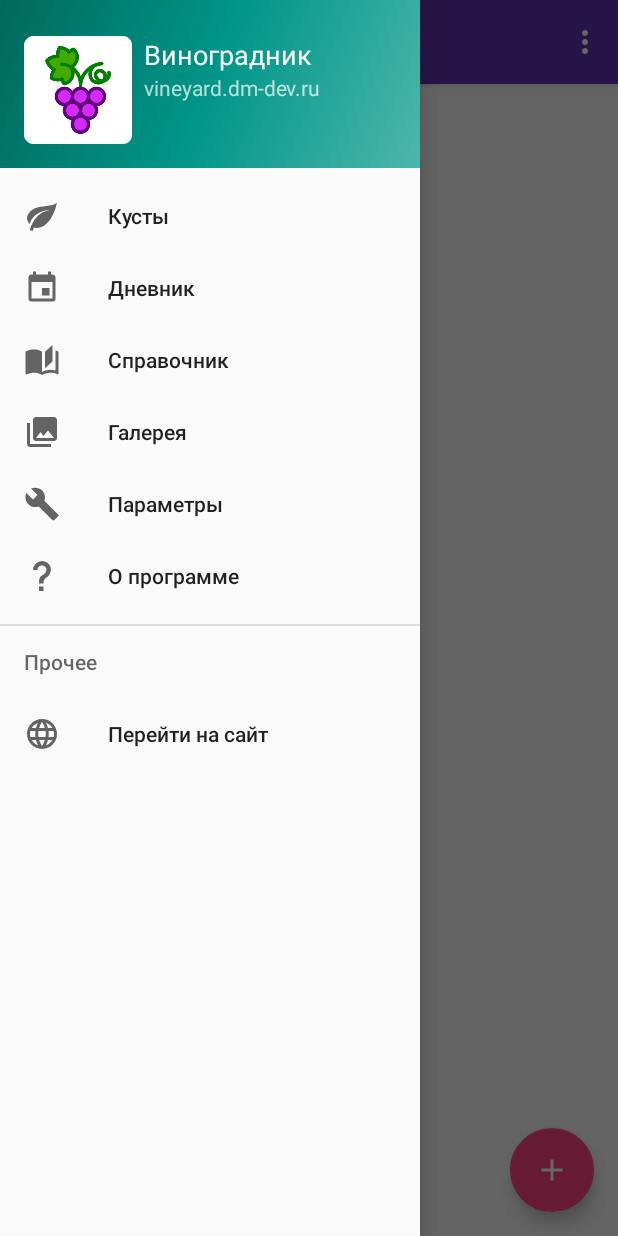
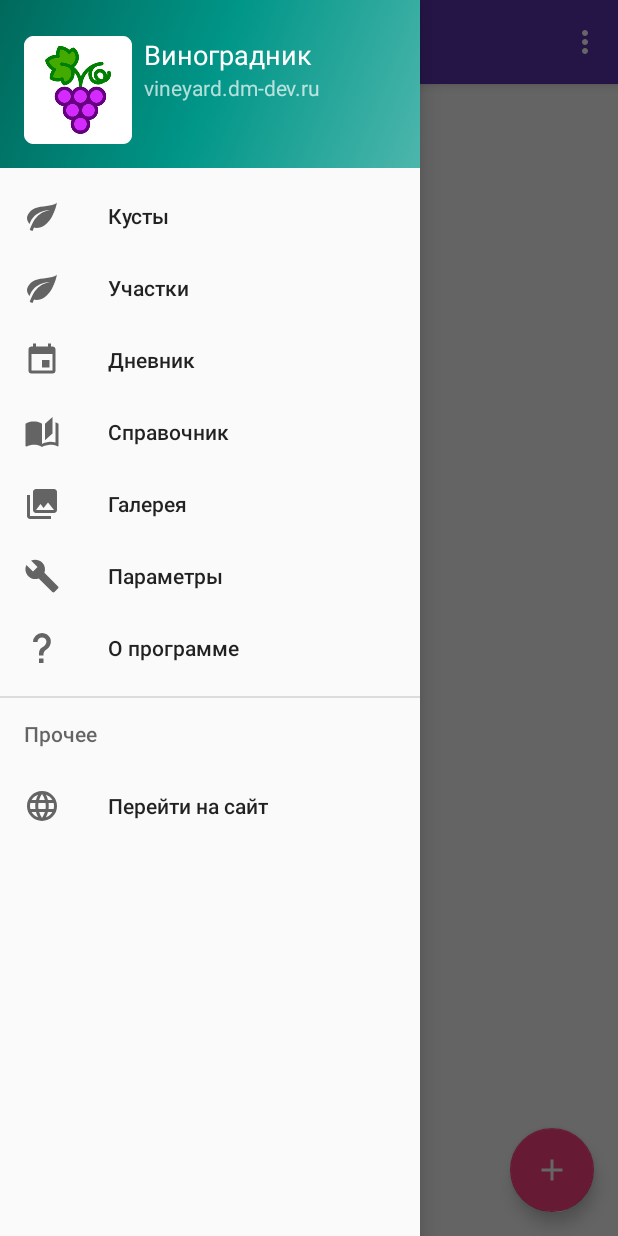
Before and after one commit to witchcraft2001/Vineyard, an Android app: the screen it shows after launch (MainActivity), with the side drawer open, on a phone screen of 412 x 824 dp. Run offline under Robolectric (Android 15) with nearby library versions, the phone set to English and light mode, and no system bars.

Commit message:
+ Add Areas Fragment

```diff
--- a/app/build.gradle
+++ b/app/build.gradle
@@ -19,7 +19,7 @@ android {
 }
 
 dependencies {
-    implementation fileTree(dir: 'libs', include: ['*.jar'])
+    implementation fileTree(include: ['*.jar'], dir: 'libs')
     implementation 'com.android.support:appcompat-v7:26.1.0'
     implementation 'com.android.support:design:26.1.0'
     implementation 'com.android.support.constraint:constraint-layout:1.0.2'
--- /dev/null
+++ b/app/src/main/java/ru/dm_dev/vineyard/presenters/IAreasPresenter.java
@@ -0,0 +1,10 @@
+package ru.dm_dev.vineyard.presenters;
+
+import ru.dm_dev.vineyard.common.BaseFragmentPresenter;
+import ru.dm_dev.vineyard.views.IAreasFragmentView;
+import ru.dm_dev.vineyard.views.IBushesFragmentView;
+
+public interface IAreasPresenter extends BaseFragmentPresenter<IAreasFragmentView> {
+    void onResume();
+    void onPause();
+}
--- /dev/null
+++ b/app/src/main/java/ru/dm_dev/vineyard/views/IAreasFragmentView.java
@@ -0,0 +1,11 @@
+package ru.dm_dev.vineyard.views;
+
+import android.content.Context;
+import android.database.Cursor;
+
+public interface IAreasFragmentView {
+    Context getContext();
+    void showLoader();
+    void hideLoader();
+    void setAreasListAdapter(Cursor cursor);
+}
--- a/app/src/main/java/ru/dm_dev/vineyard/views/MainActivity.java
+++ b/app/src/main/java/ru/dm_dev/vineyard/views/MainActivity.java
@@ -26,6 +26,7 @@ public class MainActivity extends AppCompatActivity
 
     private final String web_link = "https://vineyard.dm-dev.ru/";
     AboutFragment aboutFragment;
+    AreasFragment areasFragment;
     HandbookFragment handbookFragment;
     EventsFragment eventsFragment;
     BushesFragment bushesFragment;
@@ -55,6 +56,7 @@ public class MainActivity extends AppCompatActivity
         NavigationView navigationView = (NavigationView) findViewById(R.id.nav_view);
         navigationView.setNavigationItemSelectedListener(this);
         bushesFragment = new BushesFragment();
+        areasFragment = new AreasFragment();
         aboutFragment = new AboutFragment();
         handbookFragment = new HandbookFragment();
         eventsFragment = new EventsFragment();
@@ -104,6 +106,8 @@ public class MainActivity extends AppCompatActivity
 
         if (id == R.id.nav_bush) {
             fragment = bushesFragment;
+        } else if (id == R.id.nav_areas) {
+            fragment = areasFragment;
         } else if (id == R.id.nav_gallery) {
             fragment = aboutFragment;
         } else if (id == R.id.nav_journal) {
--- a/app/src/main/res/menu/activity_main_drawer.xml
+++ b/app/src/main/res/menu/activity_main_drawer.xml
@@ -7,35 +7,39 @@
         <item
             android:id="@+id/nav_bush"
             android:icon="@drawable/ic_menu_leaf"
-            android:title="Кусты" />
+            android:title="@string/menu_item_bushes" />
+        <item
+            android:id="@+id/nav_areas"
+            android:icon="@drawable/ic_menu_leaf"
+            android:title="@string/menu_item_sites" />
         <item
             android:id="@+id/nav_journal"
             android:icon="@drawable/ic_menu_calendar"
-            android:title="Дневник" />
+            android:title="@string/menu_item_journal" />
         <item
             android:id="@+id/nav_handbook"
             android:icon="@drawable/ic_menu_book_open"
-            android:title="Справочник" />
+            android:title="@string/menu_item_handbook" />
         <item
             android:id="@+id/nav_gallery"
             android:icon="@drawable/ic_menu_gallery"
-            android:title="Галерея" />
+            android:title="@string/menu_item_galery" />
 
         <item
             android:id="@+id/nav_settings"
             android:icon="@drawable/ic_menu_manage"
-            android:title="Параметры" />
+            android:title="@string/menu_item_settings" />
         <item
             android:id="@+id/nav_about"
             android:icon="@drawable/ic_menu_help"
-            android:title="О программе" />
+            android:title="@string/menu_item_about" />
     </group>
-    <item android:title="Прочее">
+    <item android:title="@string/menu_header_other">
         <menu>
             <item
                 android:id="@+id/nav_web"
                 android:icon="@drawable/ic_menu_web"
-                android:title="Перейти на сайт" />
+                android:title="@string/menu_item_web" />
         </menu>
     </item>
 
--- a/app/src/main/res/values/strings.xml
+++ b/app/src/main/res/values/strings.xml
@@ -9,4 +9,13 @@
     <!-- TODO: Remove or change this placeholder text -->
     <string name="hello_blank_fragment">Hello blank fragment</string>
     <string name="text_bushes">Кустарники</string>
+    <string name="menu_item_bushes">Кусты</string>
+    <string name="menu_item_sites">Участки</string>
+    <string name="menu_item_journal">Дневник</string>
+    <string name="menu_item_handbook">Справочник</string>
+    <string name="menu_item_galery">Галерея</string>
+    <string name="menu_item_settings">Параметры</string>
+    <string name="menu_item_about">О программе</string>
+    <string name="menu_header_other">Прочее</string>
+    <string name="menu_item_web">Перейти на сайт</string>
 </resources>
```
Also changed, not shown: app/src/main/java/ru/dm_dev/vineyard/common/AreasListAdapter.java (added, +63 -0 lines), app/src/main/java/ru/dm_dev/vineyard/presenters/AreasPresenter.java (added, +29 -0 lines), app/src/main/java/ru/dm_dev/vineyard/views/AreasFragment.java (added, +139 -0 lines), app/src/main/res/layout/fragment_areas.xml (added, +22 -0 lines).
